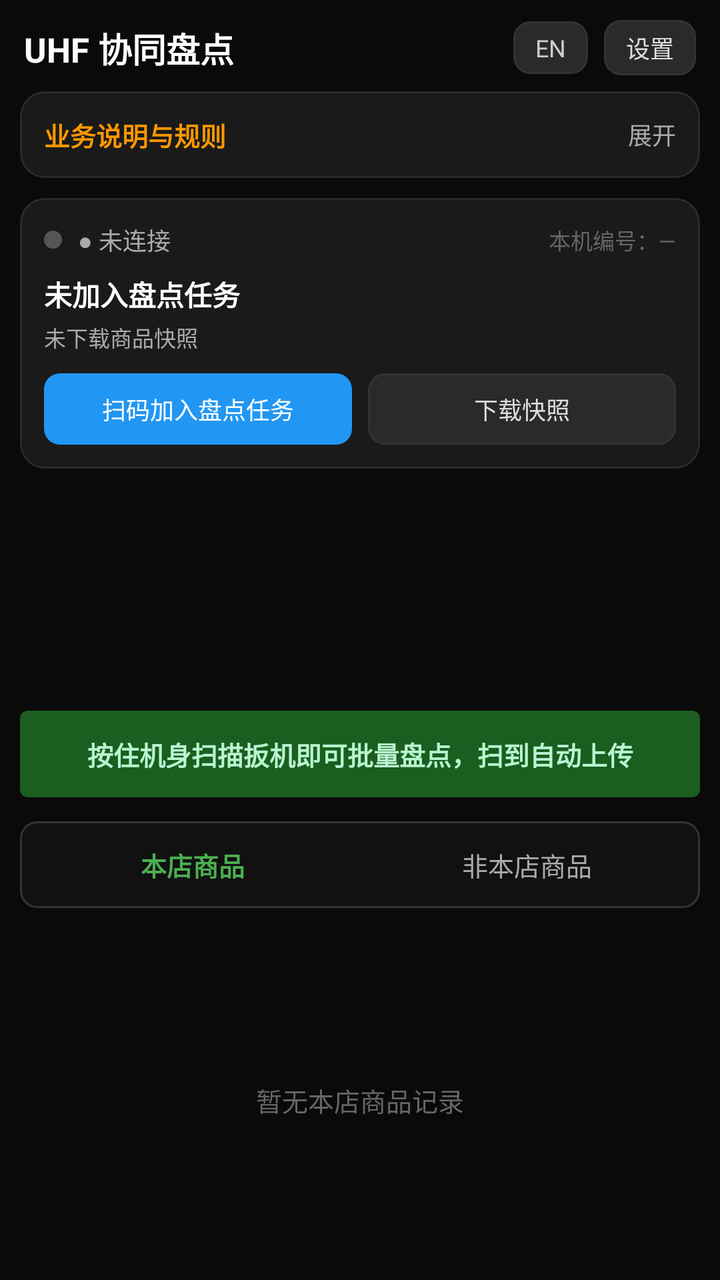
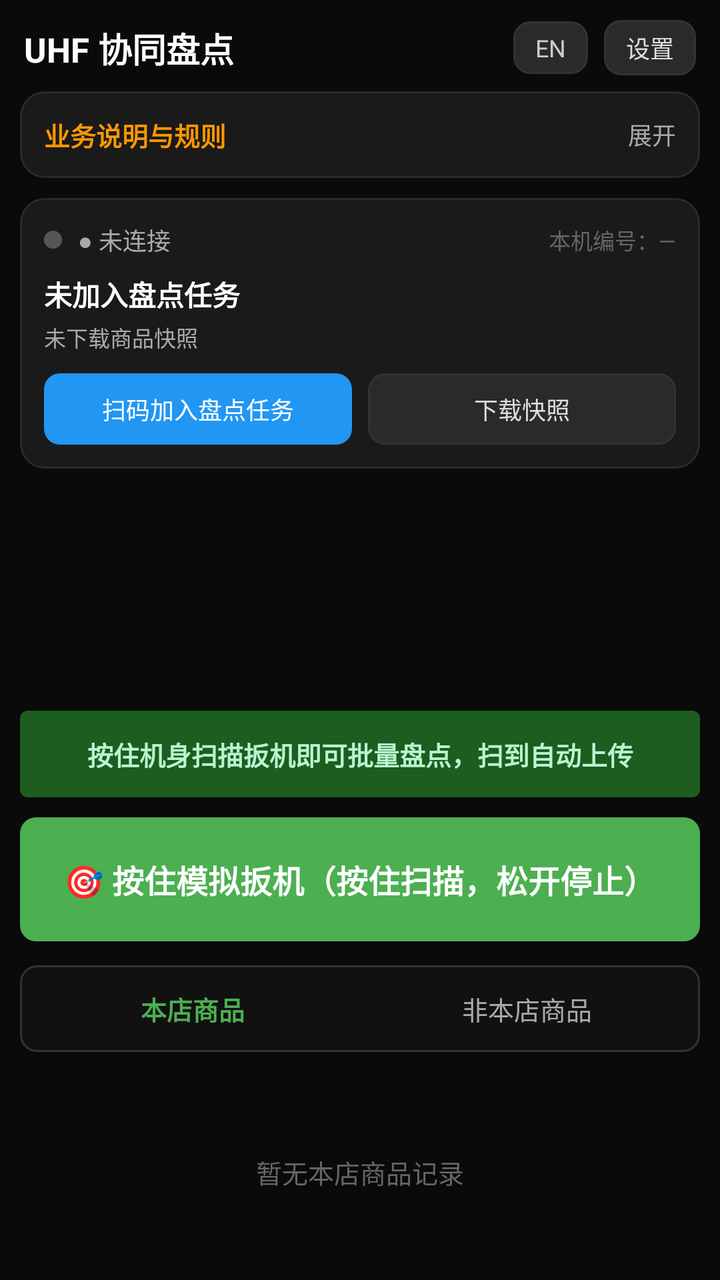

An Android layout rendered at two revisions. The XML below is the earlier revision; the diff shows what the commit changed to produce the second picture.
<!-- AndroidManifest.xml: application theme Theme.Rfid -->
<!-- res/layout/activity_main.xml -->
<?xml version="1.0" encoding="utf-8"?>
<LinearLayout xmlns:android="http://schemas.android.com/apk/res/android"
    android:layout_width="match_parent"
    android:layout_height="match_parent"
    android:orientation="vertical"
    android:background="@color/bg"
    android:fitsSystemWindows="true">

    
    <LinearLayout
        android:layout_width="match_parent"
        android:layout_height="wrap_content"
        android:orientation="horizontal"
        android:gravity="center_vertical"
        android:paddingHorizontal="12dp"
        android:paddingTop="10dp"
        android:paddingBottom="8dp">

        <TextView
            android:id="@+id/tvTitle"
            android:layout_width="0dp"
            android:layout_height="wrap_content"
            android:layout_weight="1"
            android:text="@string/app_title"
            android:textColor="@color/text_primary"
            android:textSize="17sp"
            android:textStyle="bold" />

        <TextView
            android:id="@+id/btnLang"
            android:layout_width="wrap_content"
            android:layout_height="wrap_content"
            android:background="@drawable/bg_btn_dark"
            android:paddingHorizontal="11dp"
            android:paddingVertical="5dp"
            android:text="@string/lang_switch"
            android:textColor="#CCCCCC"
            android:textSize="12sp" />

        <TextView
            android:id="@+id/btnSettings"
            android:layout_width="wrap_content"
            android:layout_height="wrap_content"
            android:layout_marginStart="8dp"
            android:background="@drawable/bg_btn_dark"
            android:paddingHorizontal="11dp"
            android:paddingVertical="5dp"
            android:text="@string/btn_settings"
            android:textColor="#DDDDDD"
            android:textSize="12sp" />
    </LinearLayout>

    <LinearLayout
        android:layout_width="match_parent"
        android:layout_height="wrap_content"
        android:orientation="vertical">

        <LinearLayout
            android:layout_width="match_parent"
            android:layout_height="wrap_content"
            android:orientation="vertical"
            android:paddingHorizontal="10dp">

            
            <LinearLayout
                android:id="@+id/rulesCard"
                android:layout_width="match_parent"
                android:layout_height="wrap_content"
                android:orientation="vertical"
                android:background="@drawable/bg_card"
                android:padding="12dp">

                <LinearLayout
                    android:id="@+id/rulesHead"
                    android:layout_width="match_parent"
                    android:layout_height="wrap_content"
                    android:orientation="horizontal"
                    android:gravity="center_vertical">

                    <TextView
                        android:layout_width="0dp"
                        android:layout_height="wrap_content"
                        android:layout_weight="1"
                        android:text="@string/rules_title"
                        android:textColor="@color/orange"
                        android:textSize="13sp"
                        android:textStyle="bold" />

                    <TextView
                        android:id="@+id/tvRulesToggle"
                        android:layout_width="wrap_content"
                        android:layout_height="wrap_content"
                        android:text="@string/rules_expand"
                        android:textColor="@color/text_secondary"
                        android:textSize="12sp" />
                </LinearLayout>

                <TextView
                    android:id="@+id/tvRulesBody"
                    android:layout_width="match_parent"
                    android:layout_height="wrap_content"
                    android:layout_marginTop="8dp"
                    android:lineSpacingMultiplier="1.35"
                    android:text="@string/rules_body"
                    android:textColor="#B0B0B0"
                    android:textSize="11sp"
                    android:visibility="gone" />
            </LinearLayout>

            
            <LinearLayout
                android:layout_width="match_parent"
                android:layout_height="wrap_content"
                android:orientation="vertical"
                android:background="@drawable/bg_card"
                android:layout_marginTop="10dp"
                android:padding="12dp">

                <LinearLayout
                    android:layout_width="match_parent"
                    android:layout_height="wrap_content"
                    android:orientation="horizontal"
                    android:gravity="center_vertical">

                    <View
                        android:id="@+id/dotNet"
                        android:layout_width="9dp"
                        android:layout_height="9dp"
                        android:background="@drawable/dot_gray" />

                    <TextView
                        android:id="@+id/tvNet"
                        android:layout_width="0dp"
                        android:layout_height="wrap_content"
                        android:layout_weight="1"
                        android:layout_marginStart="8dp"
                        android:text="@string/net_offline"
                        android:textColor="@color/text_secondary"
                        android:textSize="12sp" />

                    <TextView
                        android:id="@+id/tvDeviceNo"
                        android:layout_width="wrap_content"
                        android:layout_height="wrap_content"
                        android:text="@string/device_none"
                        android:textColor="@color/text_hint"
                        android:textSize="11sp" />
                </LinearLayout>

                <TextView
                    android:id="@+id/tvTask"
                    android:layout_width="wrap_content"
                    android:layout_height="wrap_content"
                    android:layout_marginTop="8dp"
                    android:text="@string/task_none"
                    android:textColor="@color/text_primary"
                    android:textSize="14sp"
                    android:textStyle="bold" />

                <TextView
                    android:id="@+id/tvSnapshot"
                    android:layout_width="wrap_content"
                    android:layout_height="wrap_content"
                    android:layout_marginTop="3dp"
                    android:text="@string/snapshot_none"
                    android:textColor="@color/text_secondary"
                    android:textSize="11sp" />

                <LinearLayout
                    android:layout_width="match_parent"
                    android:layout_height="wrap_content"
                    android:orientation="horizontal"
                    android:layout_marginTop="10dp">

                    <TextView
                        android:id="@+id/btnJoin"
                        android:layout_width="0dp"
                        android:layout_height="wrap_content"
                        android:layout_weight="1"
                        android:background="@drawable/bg_btn_blue"
                        android:gravity="center"
                        android:paddingVertical="9dp"
                        android:text="@string/btn_scan_join"
                        android:textColor="#FFFFFF"
                        android:textSize="12sp" />

                    <TextView
                        android:id="@+id/btnDownload"
                        android:layout_width="0dp"
                        android:layout_height="wrap_content"
                        android:layout_weight="1"
                        android:layout_marginStart="8dp"
                        android:background="@drawable/bg_btn_dark"
                        android:gravity="center"
                        android:paddingVertical="9dp"
                        android:text="@string/btn_download"
                        android:textColor="#DDDDDD"
                        android:textSize="12sp" />
                </LinearLayout>
            </LinearLayout>

            
            <TextView
                android:id="@+id/tvHvAlert"
                android:layout_width="match_parent"
                android:layout_height="wrap_content"
                android:layout_marginTop="10dp"
                android:background="@drawable/badge_orange"
                android:gravity="center"
                android:paddingVertical="9dp"
                android:textColor="#FFE0B2"
                android:textSize="12sp"
                android:textStyle="bold"
                android:visibility="gone" />

            
            <LinearLayout
                android:layout_width="match_parent"
                android:layout_height="wrap_content"
                android:orientation="horizontal"
                android:layout_marginTop="10dp"
                android:weightSum="4">

                <LinearLayout style="@style/HomeStat">
                    <TextView android:id="@+id/statSelf" style="@style/HomeStatNum" android:textColor="@color/green" />
                    <TextView style="@style/HomeStatLabel" android:text="@string/stat_self" />
                </LinearLayout>
                <LinearLayout style="@style/HomeStat">
                    <TextView android:id="@+id/statAbnormal" style="@style/HomeStatNum" android:textColor="@color/red" />
                    <TextView style="@style/HomeStatLabel" android:text="@string/stat_abnormal" />
                </LinearLayout>
                <LinearLayout style="@style/HomeStat">
                    <TextView android:id="@+id/statGlobal" style="@style/HomeStatNum" android:textColor="@color/blue" />
                    <TextView style="@style/HomeStatLabel" android:text="@string/stat_global" />
                </LinearLayout>
                <LinearLayout style="@style/HomeStat">
                    <TextView android:id="@+id/statBook" style="@style/HomeStatNum" android:textColor="@color/text_primary" />
                    <TextView style="@style/HomeStatLabel" android:text="@string/stat_book" />
                </LinearLayout>
            </LinearLayout>

            
            <TextView
                android:id="@+id/tvTriggerHint"
                android:layout_width="match_parent"
                android:layout_height="wrap_content"
                android:layout_marginTop="10dp"
                android:background="@drawable/badge_green"
                android:gravity="center"
                android:paddingVertical="12dp"
                android:text="@string/trigger_hint"
                android:textColor="#B9F5D0"
                android:textSize="13sp"
                android:textStyle="bold" />

            
            <LinearLayout
                android:layout_width="match_parent"
                android:layout_height="wrap_content"
                android:orientation="horizontal"
                android:layout_marginTop="12dp"
                android:background="@drawable/bg_input"
                android:padding="3dp">

                <TextView
                    android:id="@+id/tabStore"
                    android:layout_width="0dp"
                    android:layout_height="wrap_content"
                    android:layout_weight="1"
                    android:gravity="center"
                    android:paddingVertical="9dp"
                    android:text="@string/tab_store"
                    android:textColor="@color/green"
                    android:textSize="13sp"
                    android:textStyle="bold" />

                <TextView
                    android:id="@+id/tabAbnormal"
                    android:layout_width="0dp"
                    android:layout_height="wrap_content"
                    android:layout_weight="1"
                    android:gravity="center"
                    android:paddingVertical="9dp"
                    android:text="@string/tab_abnormal"
                    android:textColor="@color/text_secondary"
                    android:textSize="13sp" />
            </LinearLayout>
        </LinearLayout>
    </LinearLayout>

    
    <FrameLayout
        android:layout_width="match_parent"
        android:layout_height="0dp"
        android:layout_weight="1"
        android:layout_marginTop="6dp">

        <androidx.recyclerview.widget.RecyclerView
            android:id="@+id/rvScan"
            android:layout_width="match_parent"
            android:layout_height="match_parent"
            android:clipToPadding="false"
            android:paddingHorizontal="10dp"
            android:paddingBottom="10dp"
            android:scrollbars="vertical" />

        <TextView
            android:id="@+id/tvEmpty"
            android:layout_width="wrap_content"
            android:layout_height="wrap_content"
            android:layout_gravity="center"
            android:text="@string/empty_store"
            android:textColor="@color/text_hint"
            android:textSize="13sp" />
    </FrameLayout>
</LinearLayout>
<!-- resources referenced by this layout -->
<resources>
  <color name="bg">#0A0A0A</color>
  <color name="blue">#2196F3</color>
  <color name="green">#4CAF50</color>
  <color name="orange">#FF9800</color>
  <color name="red">#E53935</color>
  <color name="text_hint">#666666</color>
  <color name="text_primary">#FFFFFF</color>
  <color name="text_secondary">#AAAAAA</color>
  <!-- drawable badge_green (drawable) -->
  <?xml version="1.0" encoding="utf-8"?>
  <shape xmlns:android="http://schemas.android.com/apk/res/android" android:shape="rectangle">
      <solid android:color="#1B5E20" />
      <corners android:radius="4dp" />
  </shape>
  <!-- drawable badge_orange (drawable) -->
  <?xml version="1.0" encoding="utf-8"?>
  <shape xmlns:android="http://schemas.android.com/apk/res/android" android:shape="rectangle">
      <solid android:color="#7A4F01" />
      <corners android:radius="4dp" />
  </shape>
  <!-- drawable bg_btn_blue (drawable) -->
  <?xml version="1.0" encoding="utf-8"?>
  <shape xmlns:android="http://schemas.android.com/apk/res/android" android:shape="rectangle">
      <solid android:color="@color/blue" />
      <corners android:radius="8dp" />
  </shape>
  <!-- drawable dot_gray (drawable) -->
  <?xml version="1.0" encoding="utf-8"?>
  <shape xmlns:android="http://schemas.android.com/apk/res/android" android:shape="oval">
      <solid android:color="#555555" />
      <size android:width="10dp" android:height="10dp" />
  </shape>
  <string name="app_title">UHF 协同盘点</string>
  <string name="btn_download">下载快照</string>
  <string name="btn_scan_join">扫码加入盘点任务</string>
  <string name="btn_settings">设置</string>
  <string name="device_none">本机编号：—</string>
  <string name="empty_store">暂无本店商品记录</string>
  <string name="lang_switch">EN</string>
  <string name="net_offline">● 未连接</string>
  <string name="rules_body">一、任务与设备\n1. 盘点任务由主管在系统里开启，设备扫码加入任务并下载商品快照后才能扫描。\n2. 盘点期间，本店销售暂停，商品不能买卖、不能出入库。\n3. 加入任务后直接按住机身扫描扳机即可批量盘点；没有 UHF 模块的手机点屏幕提示条打开摄像头扫条码，条码即 EPC。扫到的数据自动上传，无需手动开始或结束。\n4. 主管结束任务后设备自动停止扫描和上传；任务开始时系统给每台设备编临时号（如1号、2号），任务结束释放。\n\n二、多台设备协同\n5. 手持机按设定间隔自动获取“其他设备已扫到的商品”并更新屏幕。\n6. 每次只取新增的，不重复取，省流量。\n7. 只有一台设备时不取别人数据，高价值提醒只按本机算。\n8. 多台设备时合成一张完整盘点表。\n9. 断网不影响使用，网络恢复后自动补齐。\n10. 网络正常看到全局；断网只显示本机，提醒按本机算。\n11-13. 断网数据先存本机，恢复后自动补传；非本店商品照样标红。\n\n三、商品核对\n14. 开始前下载本店全部商品清单到本地，扫描时立刻比对。\n15. 扫到非本店商品标红，挑出单独存放，结束后统一处理。\n16. 高价值商品没扫到会一直置顶提醒，重点寻找。\n\n四、数据与结果\n17. 能传就传，传不了先存，恢复后自动补传。\n18. 同一件商品重复扫只记一次。\n19. 排序：异常 &gt; 未扫高价值 &gt; 已扫高价值 &gt; 普通 &gt; 其他设备扫的。\n20. 手持机只负责扫描、核对、上传，差异结果由后台计算。\n21. 全部设备合并去重，主管核对确认后才解除销售暂停。</string>
  <string name="rules_expand">展开</string>
  <string name="rules_title">业务说明与规则</string>
  <string name="snapshot_none">未下载商品快照</string>
  <string name="stat_abnormal">非本店</string>
  <string name="stat_book">账面</string>
  <string name="stat_global">全局已扫</string>
  <string name="stat_self">本机已扫</string>
  <string name="tab_abnormal">非本店商品</string>
  <string name="tab_store">本店商品</string>
  <string name="task_none">未加入盘点任务</string>
  <string name="trigger_hint">按住机身扫描扳机即可批量盘点，扫到自动上传</string>
  <style name="HomeStatLabel">
          <item name="android:layout_width">wrap_content</item>
          <item name="android:layout_height">wrap_content</item>
          <item name="android:textColor">@color/text_secondary</item>
          <item name="android:textSize">10sp</item>
      </style>
  <color name="input_stroke">#333333</color>
  <color name="card">#1A1A1A</color>
  <color name="stroke">#2A2A2A</color>
  <color name="input_bg">#111111</color>
  <color name="green_dark">#2E7D32</color>
  <!-- unchanged entries left out for length: 8 -->
</resources>

<!-- the commit's change to res/layout/activity_main.xml (unified diff, before → after) -->
@@ -254,6 +254,19 @@
                 android:textStyle="bold" />
 
             
+            <TextView
+                android:id="@+id/btnTrigger"
+                android:layout_width="match_parent"
+                android:layout_height="62dp"
+                android:layout_marginTop="10dp"
+                android:background="@drawable/bg_btn_green"
+                android:gravity="center"
+                android:text="@string/trigger_btn"
+                android:textColor="#FFFFFF"
+                android:textSize="16sp"
+                android:textStyle="bold" />
+
+            
             <LinearLayout
                 android:layout_width="match_parent"
                 android:layout_height="wrap_content"
<!-- resource entries referenced after the edit -->
@@ -26,6 +26,12 @@
       <solid android:color="@color/blue" />
       <corners android:radius="8dp" />
   </shape>
+  <!-- drawable bg_btn_green (drawable) -->
+  <?xml version="1.0" encoding="utf-8"?>
+  <shape xmlns:android="http://schemas.android.com/apk/res/android" android:shape="rectangle">
+      <solid android:color="@color/green" />
+      <corners android:radius="8dp" />
+  </shape>
   <!-- drawable dot_gray (drawable) -->
   <?xml version="1.0" encoding="utf-8"?>
   <shape xmlns:android="http://schemas.android.com/apk/res/android" android:shape="oval">
@@ -51,6 +57,7 @@
   <string name="tab_abnormal">非本店商品</string>
   <string name="tab_store">本店商品</string>
   <string name="task_none">未加入盘点任务</string>
+  <string name="trigger_btn">🎯 按住模拟扳机（按住扫描，松开停止）</string>
   <string name="trigger_hint">按住机身扫描扳机即可批量盘点，扫到自动上传</string>
   <style name="HomeStatLabel">
           <item name="android:layout_width">wrap_content</item>
